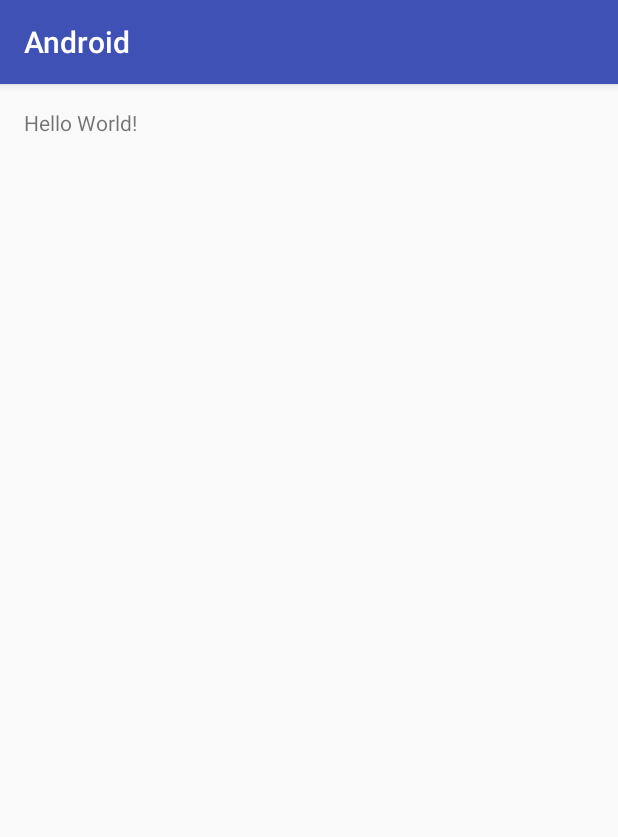
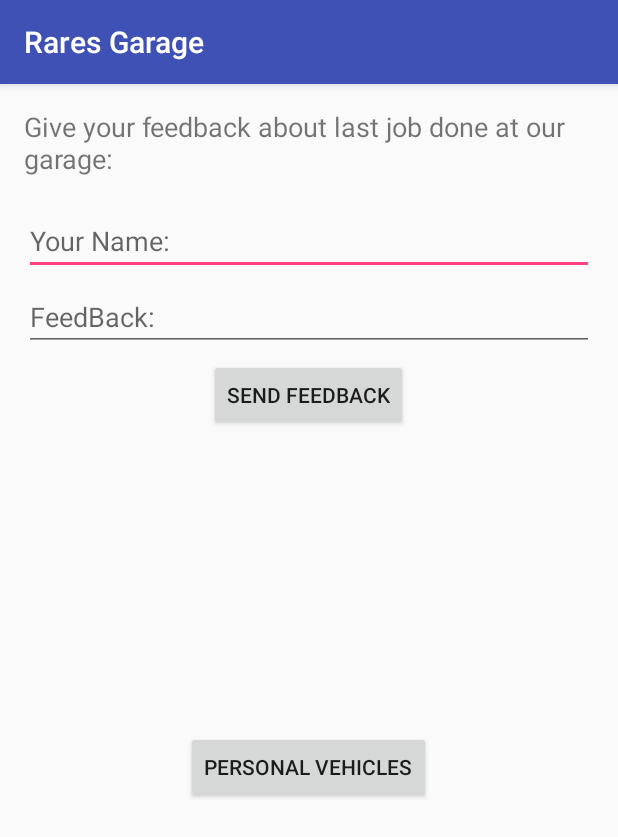
Before and after one commit to RaresSurdu/Android, an Android app: the screen it shows after launch (MainActivity), on a phone screen of 412 x 824 dp. Shown: the top 837 px of the screen. Run offline under Robolectric (Android 15) with nearby library versions, the phone set to English and light mode, and no system bars.

Commit message:
App connection

```diff
--- a/app/build.gradle
+++ b/app/build.gradle
@@ -4,8 +4,8 @@ android {
     compileSdkVersion 24
     buildToolsVersion "24.0.3"
     defaultConfig {
-        applicationId "com.example.rares.android"
-        minSdkVersion 15
+        applicationId "com.example.axl.myapplication"
+        minSdkVersion 23
         targetSdkVersion 24
         versionCode 1
         versionName "1.0"
--- a/app/src/main/AndroidManifest.xml
+++ b/app/src/main/AndroidManifest.xml
@@ -1,11 +1,11 @@
 <?xml version="1.0" encoding="utf-8"?>
 <manifest xmlns:android="http://schemas.android.com/apk/res/android"
-    package="com.example.rares.android">
+    package="com.example.rares.myapplication">
 
     <application
         android:allowBackup="true"
         android:icon="@mipmap/ic_launcher"
-        android:label="@string/app_name"
+        android:label="Rares Garage"
         android:supportsRtl="true"
         android:theme="@style/AppTheme">
         <activity android:name=".MainActivity">
@@ -15,6 +15,8 @@
                 <category android:name="android.intent.category.LAUNCHER" />
             </intent-filter>
         </activity>
+        <activity android:name=".DisplayVehiclesActivity" />
+        <activity android:name=".SingleListItem"></activity>
     </application>
 
 </manifest>
--- /dev/null
+++ b/app/src/main/java/com/example/rares/myapplication/MainActivity.java
@@ -0,0 +1,64 @@
+package com.example.rares.myapplication;
+
+import android.content.Intent;
+import android.net.Uri;
+import android.support.v7.app.AppCompatActivity;
+import android.os.Bundle;
+import android.view.View;
+import android.widget.Button;
+import android.widget.EditText;
+import android.widget.Toast;
+
+import com.example.rares.myapplication.R;
+
+public class MainActivity extends AppCompatActivity {
+
+    @Override
+    protected void onCreate(Bundle savedInstanceState) {
+        super.onCreate(savedInstanceState);
+        setContentView(R.layout.activity_main);
+
+
+        Button button_send = (Button) findViewById(R.id.button_sendFeedback);
+        button_send.setOnClickListener(new View.OnClickListener() {
+            @Override
+            public void onClick(View v) {
+
+                final EditText nameField = (EditText) findViewById(R.id.textedit_name);
+                String name = nameField.getText().toString();
+
+                String email = "raressurdu95@gmail.com";
+
+                final EditText feedbackField = (EditText) findViewById(R.id.textedit_feed);
+                String feedback = feedbackField.getText().toString();
+
+
+                Intent i = new Intent(Intent.ACTION_SEND);
+                i.setType("message/rfc822");
+                i.putExtra(Intent.EXTRA_EMAIL  , new String[]{email});
+                i.putExtra(Intent.EXTRA_SUBJECT, "hello");
+                i.putExtra(Intent.EXTRA_TEXT   , feedback+"\n"+"\n"+name+"\n"+"\n"+"\nSent from "+android.os.Build.MODEL);
+                try {
+                    startActivity(i);
+                } catch (android.content.ActivityNotFoundException ex) {
+                    Toast.makeText(MainActivity.this, "There are no email clients installed.", Toast.LENGTH_SHORT).show();
+                }
+            }
+        });
+
+
+        Button vehicles=(Button) findViewById(R.id.button_vehicles);
+        vehicles.setOnClickListener(new View.OnClickListener(){
+            @Override
+            public void onClick(View vehicles) {
+
+                Intent intent = new Intent(MainActivity.this,DisplayVehiclesActivity.class);
+                startActivity(intent);
+            }
+        });
+
+
+
+    }
+
+}
--- a/app/src/main/res/layout/activity_main.xml
+++ b/app/src/main/res/layout/activity_main.xml
@@ -1,17 +1,66 @@
 <?xml version="1.0" encoding="utf-8"?>
-<RelativeLayout xmlns:android="http://schemas.android.com/apk/res/android"
+<RelativeLayout
+    xmlns:android="http://schemas.android.com/apk/res/android"
     xmlns:tools="http://schemas.android.com/tools"
     android:id="@+id/activity_main"
     android:layout_width="match_parent"
     android:layout_height="match_parent"
-    android:paddingBottom="@dimen/activity_vertical_margin"
     android:paddingLeft="@dimen/activity_horizontal_margin"
     android:paddingRight="@dimen/activity_horizontal_margin"
     android:paddingTop="@dimen/activity_vertical_margin"
-    tools:context="com.example.rares.android.MainActivity">
+    android:paddingBottom="@dimen/activity_vertical_margin"
+    tools:context="com.example.axl.myapplication.MainActivity">
 
     <TextView
-        android:layout_width="wrap_content"
+        android:id="@+id/textview_descr"
+        android:layout_width="match_parent"
         android:layout_height="wrap_content"
-        android:text="Hello World!" />
+        android:textSize="18dp"
+        android:text="Give your feedback about last job done at our garage: " />
+
+    <EditText
+        android:id="@+id/textedit_name"
+        android:layout_below="@id/textview_descr"
+        android:layout_height="wrap_content"
+        android:layout_marginTop="20dp"
+        android:hint="Your Name:"
+        android:inputType="textPersonName"
+        android:layout_width="fill_parent"/>
+
+
+    <EditText
+        android:id="@+id/textedit_feed"
+        android:layout_below="@id/textedit_name"
+        android:layout_height="wrap_content"
+        android:layout_marginTop="5dp"
+        android:hint="FeedBack:"
+        android:inputType="textMultiLine"
+        android:maxLength="255"
+        android:layout_width="fill_parent"/>
+
+
+    <Button
+        android:id="@+id/button_sendFeedback"
+        android:layout_height="wrap_content"
+        android:text="Send Feedback"
+        android:layout_below="@+id/textedit_feed"
+        android:layout_centerHorizontal="true"
+        android:layout_marginTop="5dp"
+        android:layout_width="wrap_content">
+    </Button>
+
+
+    <Button
+        android:id="@+id/button_vehicles"
+        android:layout_height="wrap_content"
+        android:text="Personal Vehicles"
+        android:layout_below="@+id/button_sendFeedback"
+        android:layout_centerHorizontal="true"
+        android:layout_marginTop="200dp"
+        android:layout_width="wrap_content">
+    </Button>
+
+
+
+
 </RelativeLayout>
--- a/app/src/main/res/values/strings.xml
+++ b/app/src/main/res/values/strings.xml
@@ -1,3 +1,3 @@
 <resources>
-    <string name="app_name">Android</string>
+    <string name="app_name">My Application</string>
 </resources>
```
Also changed, not shown: app/src/main/java/com/example/rares/android/MainActivity.java (deleted, +0 -13 lines), app/src/main/java/com/example/rares/myapplication/AdapterVehicle.java (added, +8 -0 lines), app/src/main/java/com/example/rares/myapplication/DisplayVehiclesActivity.java (added, +95 -0 lines), app/src/main/java/com/example/rares/myapplication/SingleListItem.java (added, +72 -0 lines), app/src/main/java/com/example/rares/myapplication/Vehicle.java (added, +49 -0 lines), app/src/main/res/layout/activity_display_vehicles.xml (added, +22 -0 lines), app/src/main/res/layout/activity_single_list_item.xml (added, +30 -0 lines), 5 other files.
